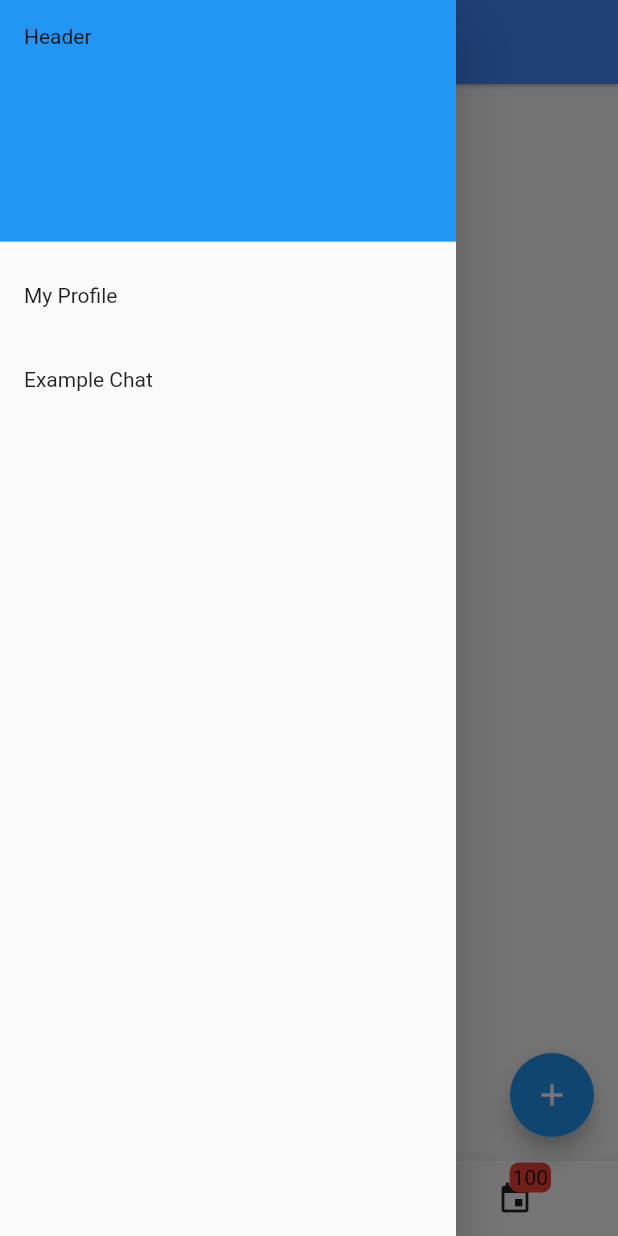
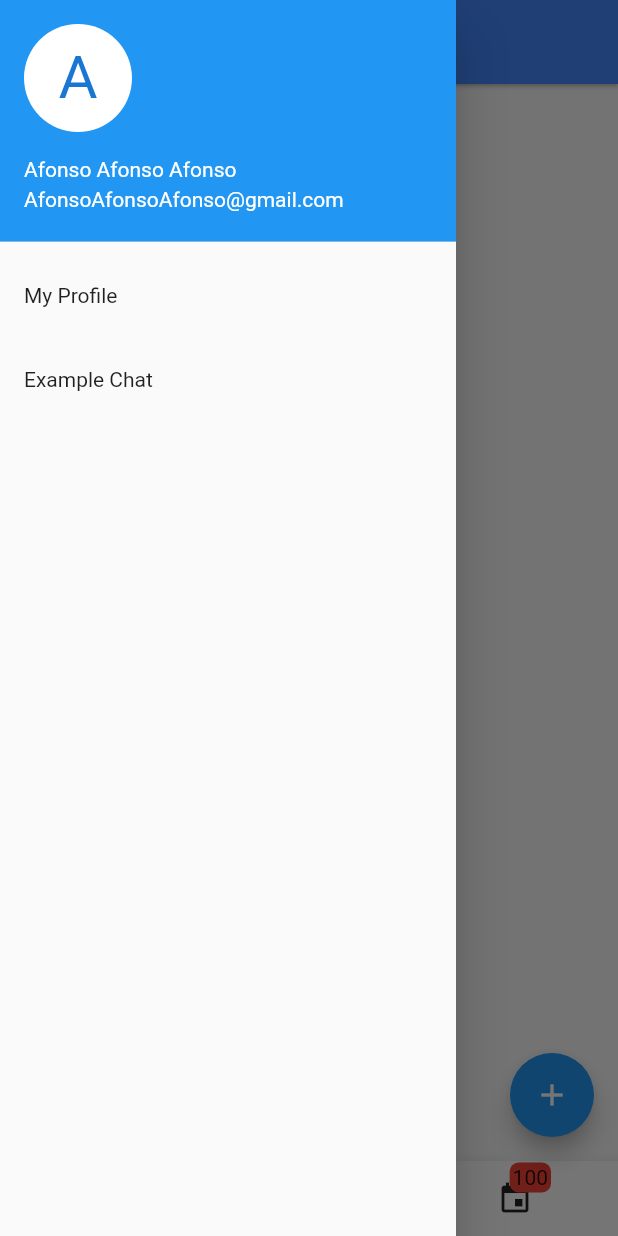
Before and after one commit to afonsoafonsoafonso/bird-chat, a Flutter app: the screen it shows after launch, with the side drawer open, on a phone screen of 412 x 824 dp. Run offline on Flutter 3.47's test engine with Material 2 defaults, Android fonts, the phone set to English and light mode, and no system bars; network calls fail.

Commit message:
home page drawer

```diff
--- a/bird_chat/lib/screens/home.dart
+++ b/bird_chat/lib/screens/home.dart
@@ -5,7 +5,6 @@ import 'package:bird_chat/widgets/home_body.dart';
 import 'package:bird_chat/widgets/myEvents_body.dart';
 import 'package:bird_chat/widgets/event_notification.dart';
 import 'CreatePage.dart';
-
 
 class Home extends StatefulWidget {
   static const String route = '/';
@@ -25,11 +24,8 @@ class _Home extends State<Home> {
     backgroundColor: Colors.blueAccent,
     centerTitle: true,
     elevation: 1.0,
-    title: SizedBox(
-      height: 35.0
-    ),
+    title: SizedBox(height: 35.0),
   );
-
 
   @override
   Widget build(BuildContext context) {
@@ -98,28 +94,34 @@ class _Home extends State<Home> {
         child: ListView(
           padding: EdgeInsets.zero,
           children: <Widget>[
-                DrawerHeader(
-                  child: Text('Header'),
-                  decoration: BoxDecoration(color: Colors.blue),
+            UserAccountsDrawerHeader(
+              accountName: Text("Afonso Afonso Afonso"),
+              accountEmail: Text("AfonsoAfonsoAfonso@gmail.com"),
+              currentAccountPicture: CircleAvatar(
+                backgroundColor:
+                    Theme.of(context).platform == TargetPlatform.iOS
+                        ? Colors.blue
+                        : Colors.white,
+                child: Text(
+                  "A",
+                  style: TextStyle(fontSize: 40.0),
+                ),
+              ),
             ),
             ListTile(
                 title: Text('My Profile'),
-                  onTap:(){
+                onTap: () {
                   Navigator.pop(context);
                   //filler until we have profile app
                   Navigator.pushNamed(context, ProfilePage.route);
-
-                  }
-                ),
+                }),
             ListTile(
                 title: Text('Example Chat'),
-                  onTap:(){
+                onTap: () {
                   Navigator.pop(context);
                   //filler until we have profile app
                   Navigator.pushNamed(context, ChatPage.route);
-
-                  }
-                )
+                })
           ],
         ),
       ),
```
Lines whose indentation alone changed are shown as unchanged.
